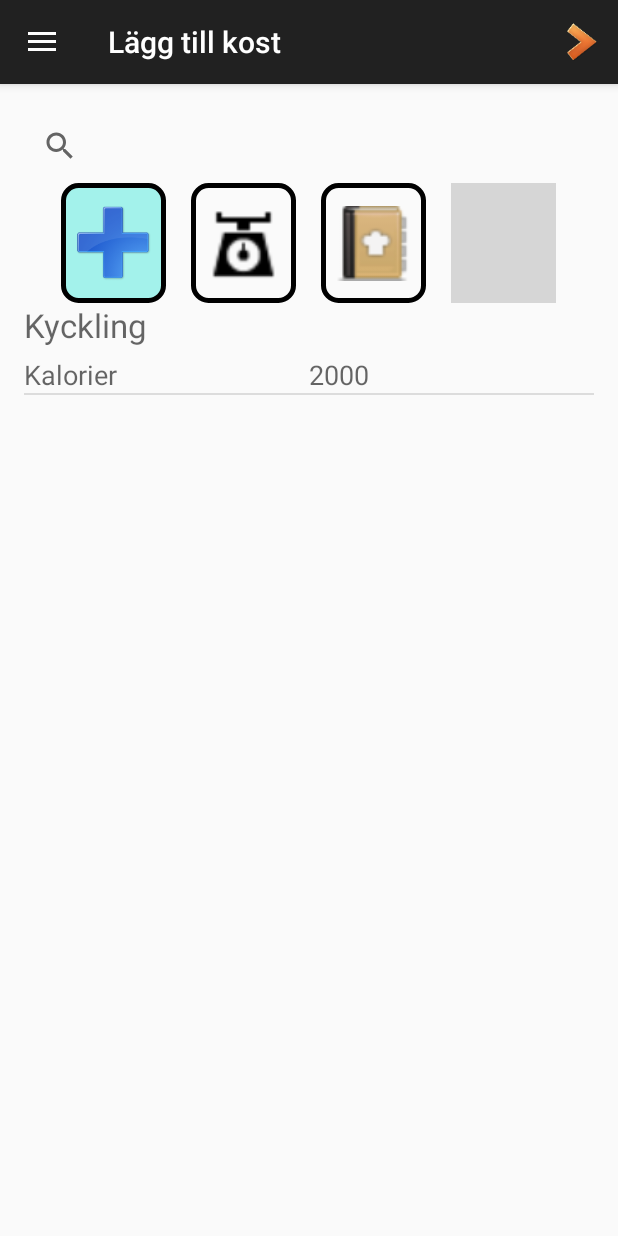
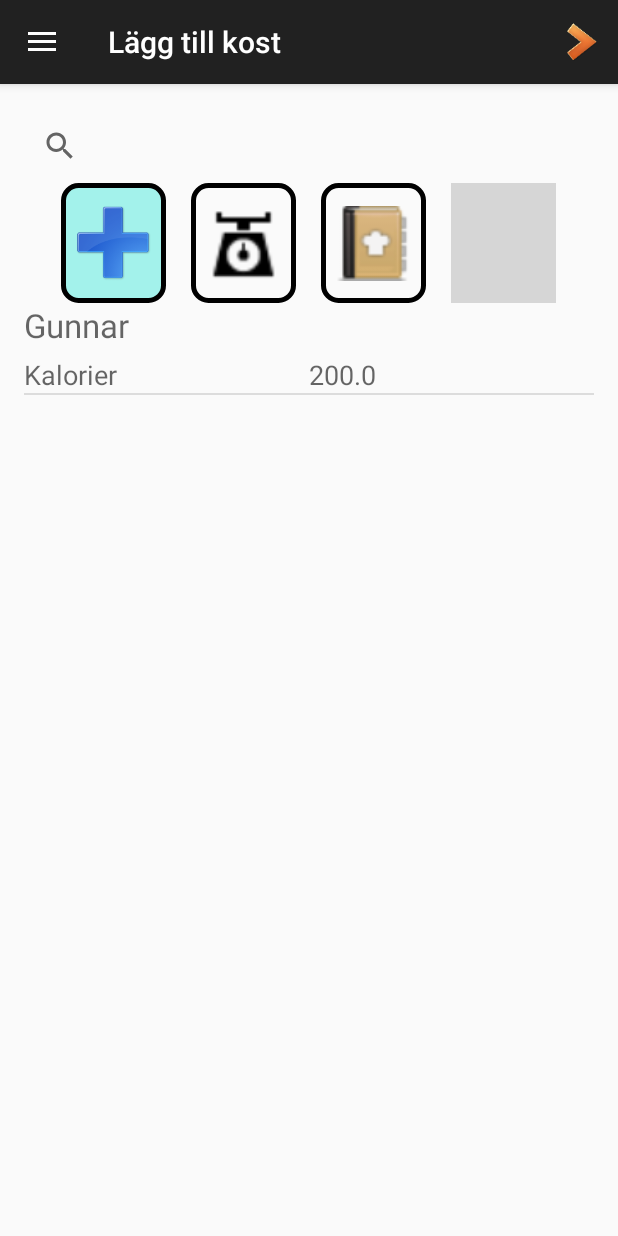
Before and after one commit to VitoInfinito/DATX02-15-39, an Android app: the AddDietActivity screen opened directly, with no data from a screen before it, on a phone screen of 412 x 824 dp. Run offline under Robolectric (Android 15) with nearby library versions, the phone set to English and light mode, and no system bars; grey boxes are pictures that could not be loaded.

Commit message:
Fixed Diet Model and added a proposal for the add menu (when u press the + button)

```diff
--- a/ToK/app/src/main/java/com/kandidat/datx02_15_39/tok/layout/AddDietActivity.java
+++ b/ToK/app/src/main/java/com/kandidat/datx02_15_39/tok/layout/AddDietActivity.java
@@ -2,13 +2,12 @@ package com.kandidat.datx02_15_39.tok.layout;
 
 
 
-import android.app.SearchManager;
+import android.app.AlertDialog;
 import android.content.Context;
-import android.support.v7.app.ActionBar;
-import android.support.v7.app.ActionBarActivity;
+import android.content.DialogInterface;
+import android.graphics.drawable.ColorDrawable;
 import android.os.Bundle;
 import android.view.LayoutInflater;
-import android.support.v7.app.ActionBarActivity;
 import android.view.Menu;
 import android.view.MenuItem;
 import android.view.View;
@@ -19,17 +18,23 @@ import android.widget.ImageButton;
 import android.widget.LinearLayout;
 import android.widget.ListView;
 import android.widget.TextView;
-import android.widget.Toast;
-import android.view.View;
-import android.widget.Toast;
 
 import com.kandidat.datx02_15_39.tok.R;
+import com.kandidat.datx02_15_39.tok.model.diet.DietActivity;
+import com.kandidat.datx02_15_39.tok.model.diet.DietDiary;
+import com.kandidat.datx02_15_39.tok.model.diet.EditDietActivityParams;
+import com.kandidat.datx02_15_39.tok.model.diet.Food;
+
+import java.util.ArrayList;
+import java.util.Calendar;
+import java.util.List;
 
 public class AddDietActivity extends CustomActionBarActivity {
 
 	private int activatedObject = R.id.food_button;
 	private ListView searchResultList;
 	private SearchResultAdapter sra;
+	private DietDiary diary;
 
 	@Override
 	protected void onCreate(Bundle savedInstanceState) {
@@ -37,7 +42,15 @@ public class AddDietActivity extends CustomActionBarActivity {
 		setContentView(R.layout.activity_add_diet);
 		initMenu(R.layout.activity_add_diet);
 		findViewById(activatedObject).setActivated(true);
-		addItemToSearchResult("Kyckling", "2000");
+		diary = DietDiary.getInstance();
+		Calendar c = Calendar.getInstance();
+		List<Food> tmp = new ArrayList<Food>();
+		tmp.add(new Food(200, 300,400,500, "Gunnar", "höger lår på kyckling"));
+		DietActivity da = new DietActivity(c);
+		diary.addActivity(c.getTime(), da);
+		EditDietActivityParams edap = new EditDietActivityParams(c.getTime(), tmp);
+		diary.editActivity(c, "000001", edap);
+		addItemToSearchResult(((DietActivity) diary.getActivity(c, "000001")).getFoodList().get(0).getName(), ((DietActivity) diary.getActivity(c, "000001")).getFoodList().get(0).getCalorieAmount() + "");
 	}
 
 	@Override
@@ -89,8 +102,12 @@ public class AddDietActivity extends CustomActionBarActivity {
 		int id = item.getItemId();
 
 		//noinspection SimplifiableIfStatement
-		if (id == R.id.action_settings) {
-			return true;
+		if (id == R.id.right_corner_button) {
+			View add = getLayoutInflater().inflate(R.layout.activity_add_all, null);
+			AlertDialog ad = new AlertDialog.Builder(this, R.style.CustomDialog)
+					.create();
+			ad.setView(add);
+			ad.show();
 		}
 		//This will be called to be able to see if you pressed the menu
 		return super.onOptionsItemSelected(item);
--- a/ToK/app/src/main/java/com/kandidat/datx02_15_39/tok/layout/CustomActionBarActivity.java
+++ b/ToK/app/src/main/java/com/kandidat/datx02_15_39/tok/layout/CustomActionBarActivity.java
@@ -14,6 +14,7 @@ import android.support.v4.widget.DrawerLayout;
 import android.support.v7.app.ActionBar;
 import android.support.v7.app.ActionBarActivity;
 import android.support.v7.app.ActionBarDrawerToggle;
+import android.util.DisplayMetrics;
 import android.view.LayoutInflater;
 import android.view.MenuItem;
 import android.view.View;
@@ -38,8 +39,13 @@ public class CustomActionBarActivity extends ActionBarActivity{
 	protected DrawerLayout mDrawerLayout;
 	private ListView mDrawerList;
 	private MenuItemAdapter miaTop, miaDiary, miaSetting;
+	protected int screenWidth,screenheight;
 
 	protected void initMenu(int layout){
+		DisplayMetrics dm = new DisplayMetrics();
+		getWindowManager().getDefaultDisplay().getMetrics(dm);
+		this.screenheight = dm.heightPixels;
+		this.screenWidth = dm.widthPixels;
 		// Set up your ActionBar
 		final ActionBar actionBar = getSupportActionBar();
 		final int actionBarColor = getResources().getColor(R.color.action_bar);
@@ -298,4 +304,9 @@ public class CustomActionBarActivity extends ActionBarActivity{
 			return convertView;
 		}
 	}
+
+	public void onAlertAddButtonClick(View view){
+		view.getContext();
+		startActivity(new Intent(view.getContext(), MainActivity.class));
+	}
 }
--- a/ToK/app/src/main/java/com/kandidat/datx02_15_39/tok/model/AbstractDiaryActivity.java
+++ b/ToK/app/src/main/java/com/kandidat/datx02_15_39/tok/model/AbstractDiaryActivity.java
@@ -9,13 +9,13 @@ import java.util.Date;
 public abstract class AbstractDiaryActivity implements IDiaryActivity{
 
 	private final String id;
-	private static int idCount = 0;
+	private static int idCount = 1;
 	private Calendar date;
 
 	public AbstractDiaryActivity(){ id = generateID();}
 
 	private String generateID() {
-		return String.format("st%06d", idCount++);
+		return String.format("%06d", idCount++);
 	}
 
 	@Override
--- a/ToK/app/src/main/java/com/kandidat/datx02_15_39/tok/model/diet/AddToDietActivity.java
+++ b/ToK/app/src/main/java/com/kandidat/datx02_15_39/tok/model/diet/AddToDietActivity.java
@@ -1,9 +1,11 @@
 package com.kandidat.datx02_15_39.tok.model.diet;
+
+import com.kandidat.datx02_15_39.tok.model.AddToActivity;
 
 /**
  * Created by Lagerstedt on 2015-02-18.
  */
-public class AddToDietActivity {
+public class AddToDietActivity extends AddToActivity {
 	public final Food food;
 
 	public AddToDietActivity(Food food){
--- a/ToK/app/src/main/java/com/kandidat/datx02_15_39/tok/model/diet/DietActivity.java
+++ b/ToK/app/src/main/java/com/kandidat/datx02_15_39/tok/model/diet/DietActivity.java
@@ -5,6 +5,8 @@ import com.kandidat.datx02_15_39.tok.model.AddToActivity;
 import com.kandidat.datx02_15_39.tok.model.EditActivityParams;
 import com.kandidat.datx02_15_39.tok.model.IDiaryActivity;
 
+import java.util.ArrayList;
+import java.util.Calendar;
 import java.util.Date;
 import java.util.List;
 
@@ -14,31 +16,65 @@ import java.util.List;
 public class DietActivity extends AbstractDiaryActivity {
 
 	private List<Food> foodList;
-	private float calorieCount, proteinCount, fatCount, carbCount;
-	private Date date;
+	private double calorieCount, proteinCount, fatCount, carbCount;
 
-	public DietActivity(){
-		super();
+	public DietActivity(Calendar calendar){
+		this(new ArrayList<Food>(), calendar);
 	}
 
-	public void addFood(EditActivityParams eap){
+	public DietActivity(List<Food> listOfFood, Calendar calendar){
+		super();
+		this.foodList = listOfFood;
+		setDate(calendar.getTime());
+		update();
+	}
+
+	private void addFood(Food food){
+		foodList.add(food);
 	}
 
 	public List<Food> getFoodList(){
-		return null;
+		ArrayList<Food> tmp = new ArrayList<Food>();
+		for (Food f: foodList){
+			tmp.add(f);
+		}
+		return tmp;
 	}
 
 	private void update(){
-
+		calorieCount = 0;
+		proteinCount = 0;
+		fatCount = 0;
+		carbCount = 0;
+		for (Food f: foodList){
+			calorieCount += f.getCalorieAmount();
+			proteinCount += f.getProteinAmount();
+			fatCount += f.getFatAmount();
+			carbCount += f.getCarbAmount();
+		}
 	}
 
 	@Override
 	public void edit(EditActivityParams eap) {
-
+		if(eap instanceof EditDietActivityParams) {
+			EditDietActivityParams edap = (EditDietActivityParams) eap;
+			if(!edap.list.isEmpty()){
+				this.foodList = edap.list;
+			}
+			if(edap.date != null){
+				setDate(edap.date);
+			}
+		}
+		update();
 	}
 
 	@Override
 	public void add(AddToActivity addToActivity) {
-
+		if(addToActivity instanceof AddToDietActivity) {
+			AddToDietActivity atda = (AddToDietActivity)addToActivity;
+			if(atda.food != null)
+				addFood(((AddToDietActivity) addToActivity).food);
+		}
+		update();
 	}
 }
--- a/ToK/app/src/main/java/com/kandidat/datx02_15_39/tok/model/diet/DietDiary.java
+++ b/ToK/app/src/main/java/com/kandidat/datx02_15_39/tok/model/diet/DietDiary.java
@@ -12,6 +12,7 @@ import java.util.ArrayList;
 import java.util.Calendar;
 import java.util.Date;
 import java.util.GregorianCalendar;
+import java.util.InvalidPropertiesFormatException;
 import java.util.List;
 
 /**
@@ -27,6 +28,10 @@ public class DietDiary extends AbstractDiary {
 		}
 		return instance;
 	}
+	/*
+
+	 */
+	protected DietDiary(){}
 
 	@Override
 	public void addActivity(Date d, IDiaryActivity activity) {
@@ -36,7 +41,12 @@ public class DietDiary extends AbstractDiary {
 
 	@Override
 	public IDiaryActivity getActivity(Calendar c, String id) {
-		return null;
+		List<IDiaryActivity> tmp = super.getActivitiesFromTable(c.getTime());
+		for (IDiaryActivity ida: tmp){
+			if(ida.getID().equals(id))
+				return ida;
+		}
+		throw new IllegalArgumentException();
 	}
 
 	@Override
--- a/ToK/app/src/main/java/com/kandidat/datx02_15_39/tok/model/diet/Food.java
+++ b/ToK/app/src/main/java/com/kandidat/datx02_15_39/tok/model/diet/Food.java
@@ -4,4 +4,64 @@ package com.kandidat.datx02_15_39.tok.model.diet;
  * Created by Lagerstedt on 2015-02-16.
  */
 public class Food {
+	private final double calorieAmount;
+	private final double proteinAmount;
+	private final double fatAmount;
+	private final double carbAmount;
+	private final String name, description;
+
+	protected Food(){
+		calorieAmount = 0;
+		proteinAmount = 0;
+		fatAmount = 0;
+		carbAmount = 0;
+		name ="default name";
+		description = "default desc";
+	}
+
+	public Food(double calorieAmount, double proteinAmount, double fatAmount, double carbAmount, String name, String description){
+		if(calorieAmount >= 0)
+			this.calorieAmount = calorieAmount;
+		else
+			this.calorieAmount = 0;
+		if (proteinAmount >= 0)
+			this.proteinAmount = proteinAmount;
+		else
+			this.proteinAmount = 0;
+		if (fatAmount >= 0)
+			this.fatAmount = fatAmount;
+		else
+			this.fatAmount = 0;
+		if (carbAmount >= 0)
+			this.carbAmount = carbAmount;
+		else
+			this.carbAmount = 0;
+		this.name = name;
+		this.description = description;
+	}
+
+	public double getCalorieAmount() {
+		return calorieAmount;
+	}
+
+
+	public double getProteinAmount() {
+		return proteinAmount;
+	}
+
+	public double getFatAmount() {
+		return fatAmount;
+	}
+
+	public double getCarbAmount() {
+		return carbAmount;
+	}
+
+	public String getName() {
+		return name;
+	}
+
+	public String getDescription() {
+		return description;
+	}
 }
--- /dev/null
+++ b/ToK/app/src/main/res/drawable/round_button_click.xml
@@ -0,0 +1,6 @@
+<?xml version="1.0" encoding="utf-8"?>
+<shape xmlns:android="http://schemas.android.com/apk/res/android"
+    android:shape="oval"
+    android:innerRadius="40dp">
+    <solid android:color="#7033e5d5"/>
+</shape>
--- /dev/null
+++ b/ToK/app/src/main/res/drawable/round_button_disable.xml
@@ -0,0 +1,6 @@
+<?xml version="1.0" encoding="utf-8"?>
+<shape xmlns:android="http://schemas.android.com/apk/res/android"
+       android:shape="oval"
+       android:innerRadius="40dp">
+    <solid android:color="#ff000000"/>
+</shape>
--- a/ToK/app/src/main/res/values/styles.xml
+++ b/ToK/app/src/main/res/values/styles.xml
@@ -21,4 +21,14 @@
         <item name="android:textColor">@color/off_white</item>
     </style>
 
+    <style name="CustomDialog" parent="android:DeviceDefault.Light.ButtonBar.AlertDialog">
+        <item name="android:windowBackground">@android:color/transparent</item>
+        <item name="android:windowContentOverlay">@null</item>
+        <item name="android:windowIsFloating">true</item>
+        <item name="android:windowFrame">@null</item>
+        <item name="android:width">150dp</item>
+        <item name="android:height">150dp</item>
+        <item name="android:background">#00000000</item>
+    </style>
+
 </resources>
```
Also changed, not shown: ToK/app/src/main/res/drawable/round_button.xml (added, +17 -0 lines), ToK/app/src/main/res/drawable/round_button_unclicked.xml (added, +7 -0 lines), ToK/app/src/main/res/layout/activity_add_all.xml (added, +54 -0 lines).
